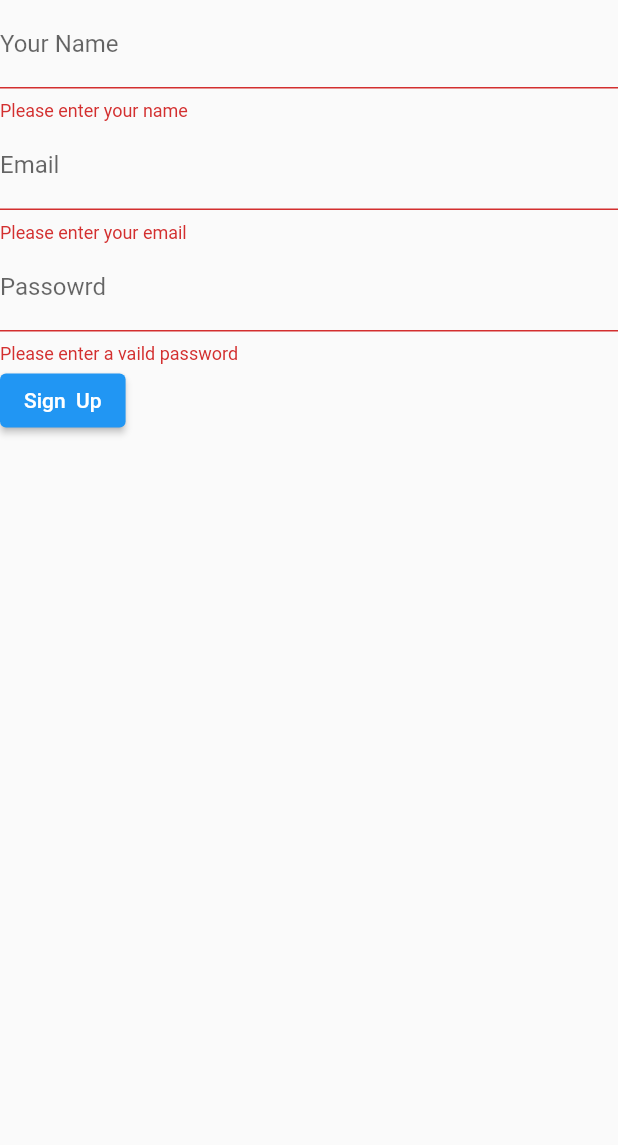
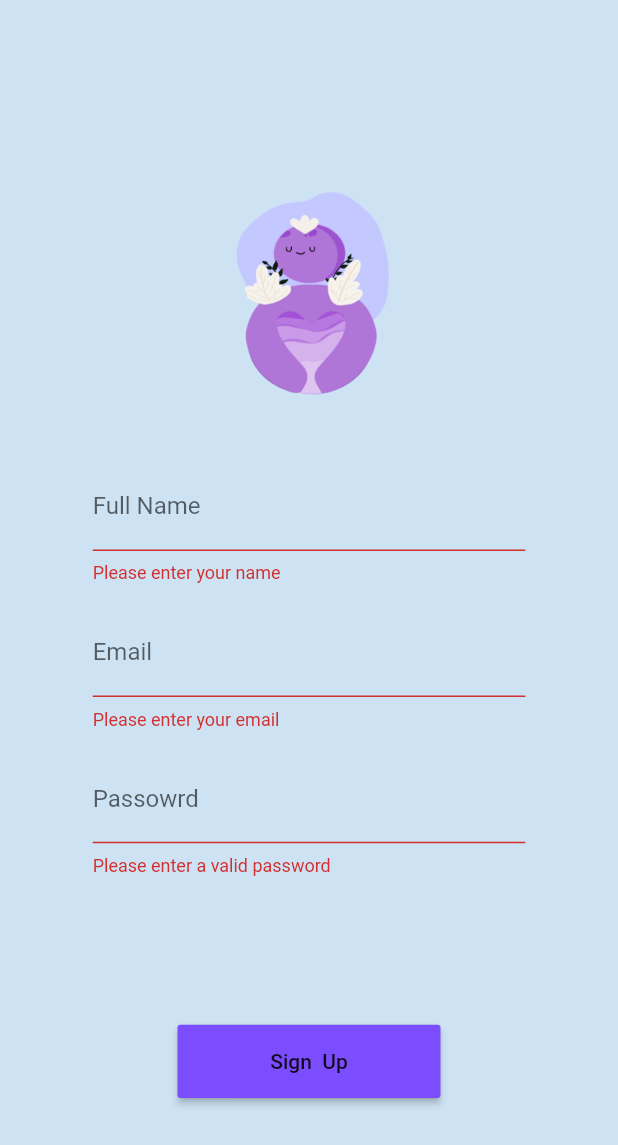
Before and after one commit to ruwanidealwis/uottahack2021, a Flutter app: the Register screen opened directly, after a tap on an icon or button, on a phone screen of 412 x 824 dp. Shown: the top 1145 px of the screen. Run offline on Flutter 3.47's test engine with Material 2 defaults, Android fonts, the phone set to English and light mode, and no system bars; our stand-ins replace cloud_firestore, firebase_auth, firebase_core, youtube_player_flutter; accounts and stored records are empty.

Commit message:
styled register page and added timbit

```diff
--- a/uottahack/lib/screens/authentication/register.dart
+++ b/uottahack/lib/screens/authentication/register.dart
@@ -31,15 +31,27 @@ class _RegisterFormState extends State<RegisterForm> {
 
   @override
   Widget build(BuildContext context) {
-    return Form(
+    return Container(
+      color: Color.fromRGBO(205, 227, 244, 1),
+      //width: MediaQuery.of(context).size.width * 0.8,
+      padding: EdgeInsets.symmetric(
+        vertical: MediaQuery.of(context).size.width * 0.07,
+        horizontal: MediaQuery.of(context).size.width * 0.15,
+      ),
+      child: Form(
         key: _formKey,
         child: Column(
+            mainAxisAlignment: MainAxisAlignment.center,
             crossAxisAlignment: CrossAxisAlignment.start,
             children: <Widget>[
+              Image.asset('assets/images/timbit.png',
+              ),
+              Column(
+                children: [
                   TextFormField(
                     controller: nameController,
                     decoration: const InputDecoration(
-                labelText: 'Your Name',
+                      labelText: 'Full Name',
                     ),
                     validator: (value) {
                       if (value.isEmpty) {
@@ -47,6 +59,9 @@ class _RegisterFormState extends State<RegisterForm> {
                       }
                       return null;
                     },
+                  ),
+                  Container(
+                    height: MediaQuery.of(context).size.height * 0.02,
                   ),
                   TextFormField(
                     controller: emailController,
@@ -60,6 +75,9 @@ class _RegisterFormState extends State<RegisterForm> {
                       return null;
                     },
                   ),
+                  Container(
+                    height: MediaQuery.of(context).size.height * 0.02,
+                  ),
                   TextFormField(
                     controller: passwordController,
                     obscureText: true,
@@ -67,11 +85,52 @@ class _RegisterFormState extends State<RegisterForm> {
                         labelText: 'Passowrd', hintText: "Passwords must be X "),
                     validator: (value) {
                       if (value.isEmpty) {
-                  return 'Please enter a vaild password';
+                        return 'Please enter a valid password';
                       }
                       return null;
                     },
                   ),
+                ],
+              ),
+            Container(
+                height: MediaQuery.of(context).size.height * 0.12,
+            ),
+            Center(
+              child: RaisedButton(
+                  color: Colors.deepPurpleAccent,
+                  padding: EdgeInsets.symmetric(
+                    vertical: MediaQuery.of(context).size.height * 0.02,
+                    horizontal: MediaQuery.of(context).size.width * 0.15,
+                  ),
+                  onPressed: () async {
+                    if (_formKey.currentState.validate()) {
+                      print(emailController.text);
+                      FirebaseSignIn firebaseSignIn = FirebaseSignIn();
+                      dynamic user = await firebaseSignIn.regiser(
+                          nameController.text,
+                          emailController.text,
+                          passwordController.text);
+                      if (user.runtimeType == "String") {
+                        print(user);
+                      } else {
+                        Navigator.push(context,
+                            MaterialPageRoute(builder: (context) => HomePage()));
+                      }
+
+                      // Process data.
+                    } else {}
+                  },
+                  child: Text("Sign  Up"))
+            ),
+          ],
+        ),
+      ),
+    );
+  }
+}
+
+/*
+
             ElevatedButton(
                 onPressed: () async {
                   if (_formKey.currentState.validate()) {
@@ -93,6 +152,6 @@ class _RegisterFormState extends State<RegisterForm> {
                 },
                 child: Text("Sign  Up"))
           ],
-        ));
-  }
-}
+        ),
+    );
+ */
--- a/uottahack/lib/screens/authentication/signIn.dart
+++ b/uottahack/lib/screens/authentication/signIn.dart
@@ -28,6 +28,7 @@ class _SignInFormState extends State<SignInForm> {
   @override
   Widget build(BuildContext context) {
     return Container(
+      color: Color.fromRGBO(205, 227, 244, 1),
       //width: MediaQuery.of(context).size.width * 0.8,
       padding: EdgeInsets.symmetric(
         vertical: MediaQuery.of(context).size.width * 0.07,
@@ -39,11 +40,10 @@ class _SignInFormState extends State<SignInForm> {
           mainAxisAlignment: MainAxisAlignment.center,
           crossAxisAlignment: CrossAxisAlignment.start,
           children: <Widget>[
+            Image.asset('assets/images/timbit.png',
+            ),
             Column(
               children: [
-                Container(
-                  height: MediaQuery.of(context).size.height * 0.1,
-                ),
                 TextFormField(
                   controller: emailController,
                   decoration: const InputDecoration(
--- a/uottahack/lib/screens/authentication/welcome.dart
+++ b/uottahack/lib/screens/authentication/welcome.dart
@@ -51,7 +51,11 @@ class _WelcomeState extends State<Welcome> {
                       vertical: MediaQuery.of(context).size.width * 0.10,
                       horizontal: MediaQuery.of(context).size.width * 0.15,
                     ),
-                    child: Text("Sign Up")
+                    child: Text("Sign Up",
+                        style: TextStyle(
+                          color: Colors.black,
+                          fontSize: 20.0,)
+                    )
                 ),
                 Container(
                   width: MediaQuery.of(context).size.width * 0.05,
```
Lines whose indentation alone changed are shown as unchanged.
